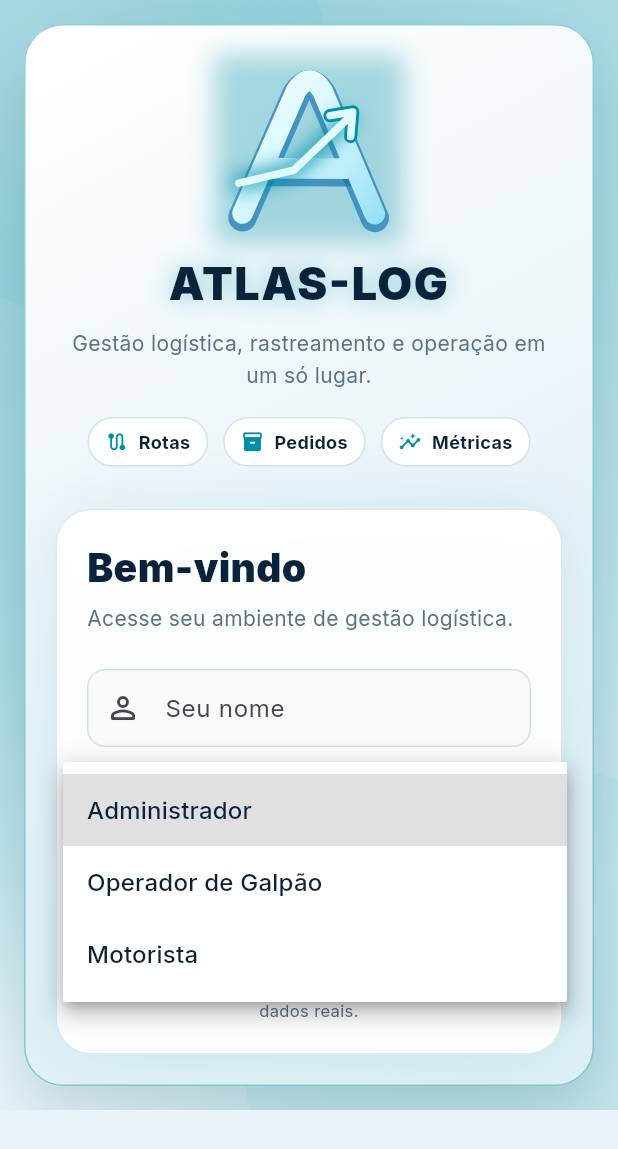
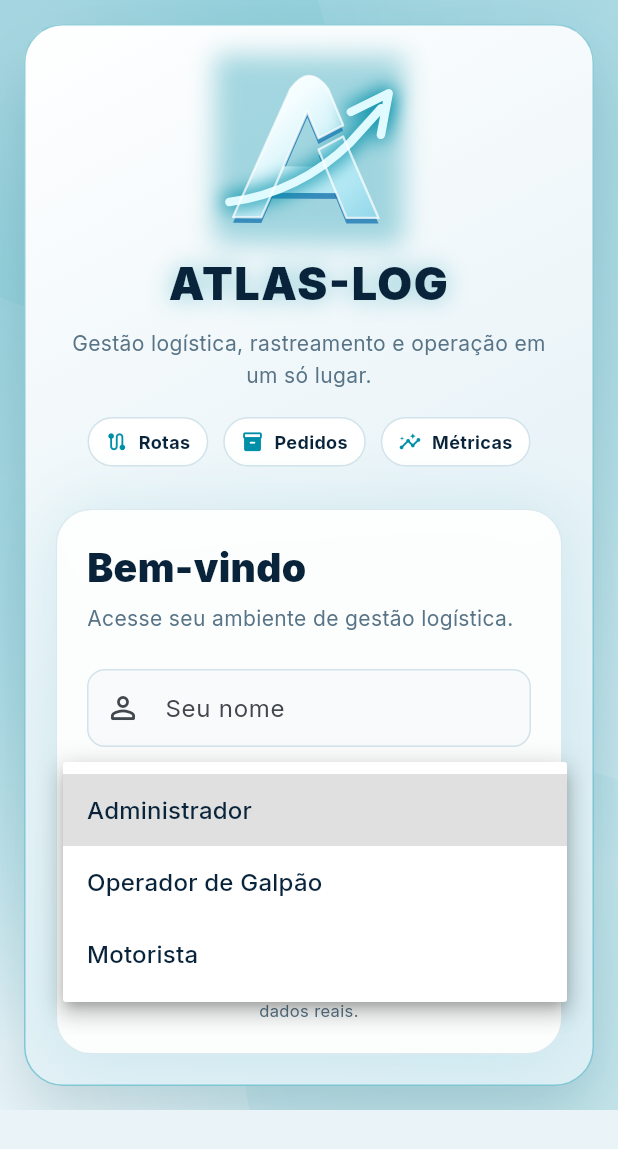
Before and after one commit to leohamil31/ATLAS-LOG-, a Flutter app: the screen it shows after launch, after a tap on "Administrador", on a phone screen of 412 x 824 dp. Shown: the top 1149 px of the screen. Run offline on Flutter 3.47's test engine with Material 3 defaults, Android fonts, the phone set to English and light mode, and no system bars; our stand-ins replace flutter_map, google_fonts, latlong2, pdf, printing, qr_flutter and 3 more; missing offline and left inert: dart:js_interop.

Commit message:
Match Atlas logo to visual reference
Refine the metallic A mark with a stronger integrated rising arrow, brighter bevel, and blue extrusion to better match the supplied reference image.

Co-authored-by: Copilot <223556219+Copilot@users.noreply.github.com>

```diff
--- a/lib/widgets/atlas_logo_3d.dart
+++ b/lib/widgets/atlas_logo_3d.dart
@@ -179,70 +179,102 @@ class _AtlasMarkPainter extends CustomPainter {
     final offset = Offset((size.width - unit) / 2, (size.height - unit) / 2);
     final bounds = Rect.fromLTWH(offset.dx, offset.dy, unit, unit);
     final scale = unit / 100;
-    final aPath = Path()
-      ..moveTo(offset.dx + 15 * scale, offset.dy + 84 * scale)
-      ..lineTo(offset.dx + 43 * scale, offset.dy + 19 * scale)
+    Offset point(double x, double y) =>
+        Offset(offset.dx + x * scale, offset.dy + y * scale);
+    final leftLeg = Path()
+      ..moveTo(point(10, 86).dx, point(10, 86).dy)
+      ..lineTo(point(40, 18).dx, point(40, 18).dy)
       ..quadraticBezierTo(
-        offset.dx + 50 * scale,
-        offset.dy + 8 * scale,
-        offset.dx + 57 * scale,
-        offset.dy + 19 * scale,
+        point(50, 4).dx,
+        point(50, 4).dy,
+        point(60, 18).dx,
+        point(60, 18).dy,
       )
-      ..lineTo(offset.dx + 85 * scale, offset.dy + 84 * scale);
+      ..lineTo(point(68, 37).dx, point(68, 37).dy)
+      ..lineTo(point(55, 44).dx, point(55, 44).dy)
+      ..lineTo(point(49, 30).dx, point(49, 30).dy)
+      ..lineTo(point(25, 86).dx, point(25, 86).dy)
+      ..close();
+    final rightLeg = Path()
+      ..moveTo(point(55, 50).dx, point(55, 50).dy)
+      ..lineTo(point(68, 43).dx, point(68, 43).dy)
+      ..lineTo(point(87, 86).dx, point(87, 86).dy)
+      ..lineTo(point(70, 86).dx, point(70, 86).dy)
+      ..close();
     final crossbar = Path()
-      ..moveTo(offset.dx + 30 * scale, offset.dy + 60 * scale)
-      ..lineTo(offset.dx + 70 * scale, offset.dy + 60 * scale);
+      ..moveTo(point(31, 59).dx, point(31, 59).dy)
+      ..lineTo(point(67, 59).dx, point(67, 59).dy)
+      ..lineTo(point(74, 73).dx, point(74, 73).dy)
+      ..lineTo(point(25, 73).dx, point(25, 73).dy)
+      ..close();
     final arrow = Path()
-      ..moveTo(offset.dx + 13 * scale, offset.dy + 68 * scale)
-      ..lineTo(offset.dx + 42 * scale, offset.dy + 61 * scale)
-      ..lineTo(offset.dx + 70 * scale, offset.dy + 34 * scale);
+      ..moveTo(point(8, 78).dx, point(8, 78).dy)
+      ..cubicTo(
+        point(29, 75).dx,
+        point(29, 75).dy,
+        point(52, 66).dx,
+        point(52, 66).dy,
+        point(72, 46).dx,
+        point(72, 46).dy,
+      )
+      ..lineTo(point(88, 28).dx, point(88, 28).dy);
     final arrowHead = Path()
-      ..moveTo(offset.dx + 61 * scale, offset.dy + 32 * scale)
-      ..lineTo(offset.dx + 73 * scale, offset.dy + 30 * scale)
-      ..lineTo(offset.dx + 72 * scale, offset.dy + 43 * scale);
+      ..moveTo(point(72, 30).dx, point(72, 30).dy)
+      ..lineTo(point(92, 20).dx, point(92, 20).dy)
+      ..lineTo(point(88, 42).dx, point(88, 42).dy);
 
     final metal = Paint()
-      ..style = PaintingStyle.stroke
-      ..strokeWidth = 11 * scale
-      ..strokeCap = StrokeCap.round
-      ..strokeJoin = StrokeJoin.round
+      ..style = PaintingStyle.fill
       ..shader = const LinearGradient(
         begin: Alignment.topLeft,
         end: Alignment.bottomRight,
-        colors: [Colors.white, Color(0xFFD5F7FF), Color(0xFF82D9F0)],
+        colors: [
+          Colors.white,
+          Color(0xFFF4FDFF),
+          Color(0xFFB7EAF5),
+          Color(0xFF78C9E0),
+        ],
       ).createShader(bounds);
     final darkExtrusion = Paint()
-      ..style = PaintingStyle.stroke
-      ..strokeWidth = 15 * scale
-      ..strokeCap = StrokeCap.round
-      ..strokeJoin = StrokeJoin.round
-      ..color = blue.withValues(alpha: 0.65);
+      ..style = PaintingStyle.fill
+      ..color = blue.withValues(alpha: 0.72);
 
     canvas.save();
-    canvas.translate(0, 2 * scale);
-    canvas.drawPath(aPath, darkExtrusion);
+    canvas.translate(0, 3 * scale);
+    canvas.drawPath(leftLeg, darkExtrusion);
+    canvas.drawPath(rightLeg, darkExtrusion);
     canvas.drawPath(crossbar, darkExtrusion);
     canvas.restore();
-    canvas.drawPath(aPath, metal);
+    canvas.drawPath(leftLeg, metal);
+    canvas.drawPath(rightLeg, metal);
     canvas.drawPath(crossbar, metal);
 
     final arrowPaint = Paint()
       ..style = PaintingStyle.stroke
-      ..strokeWidth = 7 * scale
+      ..strokeWidth = 8 * scale
       ..strokeCap = StrokeCap.round
       ..strokeJoin = StrokeJoin.round
       ..color = cyan
       ..maskFilter = MaskFilter.blur(BlurStyle.normal, 5 * scale);
     canvas.drawPath(arrow, arrowPaint);
-    canvas.drawPath(arrowHead, arrowPaint..maskFilter = null);
+    canvas.drawPath(arrowHead, arrowPaint..strokeWidth = 7 * scale);
     final arrowFace = Paint()
       ..style = PaintingStyle.stroke
-      ..strokeWidth = 4 * scale
+      ..strokeWidth = 4.5 * scale
       ..strokeCap = StrokeCap.round
       ..strokeJoin = StrokeJoin.round
       ..color = highlight;
     canvas.drawPath(arrow, arrowFace);
     canvas.drawPath(arrowHead, arrowFace);
+
+    final bevel = Paint()
+      ..style = PaintingStyle.stroke
+      ..strokeWidth = 1.2 * scale
+      ..strokeCap = StrokeCap.round
+      ..strokeJoin = StrokeJoin.round
+      ..color = Colors.white.withValues(alpha: 0.72);
+    canvas.drawPath(leftLeg, bevel);
+    canvas.drawPath(rightLeg, bevel);
   }
 
   @override
```
